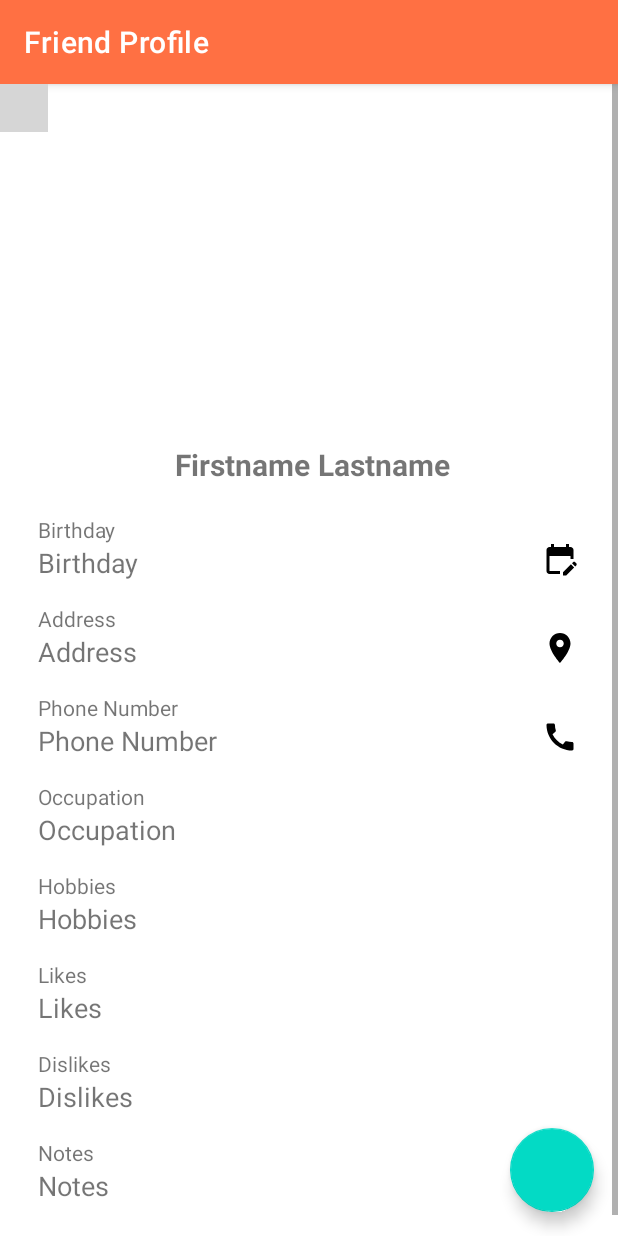
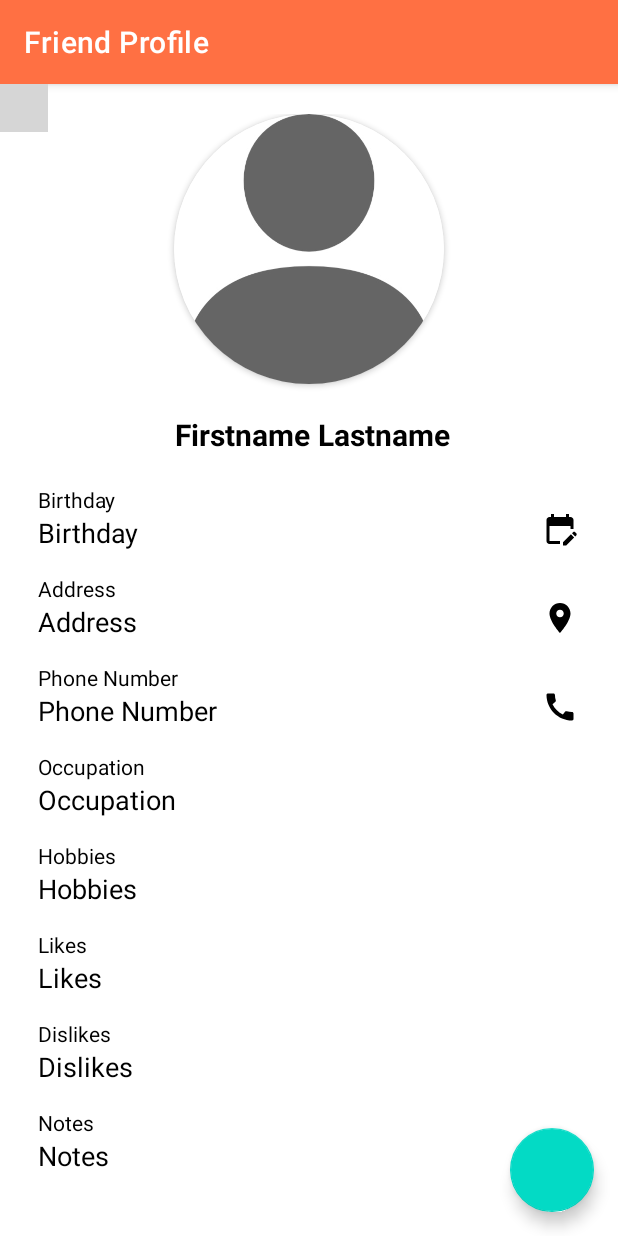
Before and after one commit to alexandrawaas/FriendlyNotes, an Android app: the ShowFriendActivity screen opened directly, with no data from a screen before it, on a phone screen of 412 x 824 dp. Run offline under Robolectric (Android 15) with nearby library versions, the phone set to English and light mode, and no system bars; plain views replace ExpandableFab, ExpandableFabLayout, FabOption; 14 statements that could not run were skipped; grey boxes are pictures that could not be loaded.

Commit message:
Added Profile Pics in Recyclerview

```diff
--- /dev/null
+++ b/app/src/debug/res/mipmap-anydpi-v26/ic_channel.xml
@@ -0,0 +1,5 @@
+<?xml version="1.0" encoding="utf-8"?>
+<adaptive-icon xmlns:android="http://schemas.android.com/apk/res/android">
+    <background android:drawable="@color/ic_channel_background"/>
+    <foreground android:drawable="@mipmap/ic_channel_foreground"/>
+</adaptive-icon>
--- /dev/null
+++ b/app/src/debug/res/values/ic_channel_background.xml
@@ -0,0 +1,4 @@
+<?xml version="1.0" encoding="utf-8"?>
+<resources>
+    <color name="ic_channel_background">#D4D2D2</color>
+</resources>
--- a/app/src/main/java/com/example/friendlynotes/ExtensionFunctions.kt
+++ b/app/src/main/java/com/example/friendlynotes/ExtensionFunctions.kt
@@ -8,7 +8,6 @@ import android.util.Base64
 import android.view.View
 import com.google.android.material.textview.MaterialTextView
 import java.io.ByteArrayOutputStream
-import java.util.*
 
 fun Any?.nullToString():String = this?.toString() ?: ""
 
@@ -32,7 +31,7 @@ fun MaterialTextView.hideIfNull(text: String?, activity: Activity, vararg views:
 fun Bitmap.encodeBase64():String?
 {
     val byteArrayOutputStream: ByteArrayOutputStream = ByteArrayOutputStream()
-    if(this.byteCount > 1000) this.compress(Bitmap.CompressFormat.JPEG, 10, byteArrayOutputStream)
+    if(this.byteCount > 1000) this.compress(Bitmap.CompressFormat.JPEG, 20, byteArrayOutputStream)
         else
     {
             this.compress(Bitmap.CompressFormat.JPEG, 50, byteArrayOutputStream)
--- a/app/src/main/java/com/example/friendlynotes/MainAdapter.kt
+++ b/app/src/main/java/com/example/friendlynotes/MainAdapter.kt
@@ -2,8 +2,6 @@ package com.example.friendlynotes
 
 import android.view.LayoutInflater
 import android.view.ViewGroup
-import android.widget.Filter
-import android.widget.Filterable
 import androidx.recyclerview.widget.RecyclerView
 
 class MainAdapter(val repository:Repository): RecyclerView.Adapter<ViewHolder>() {
@@ -24,6 +22,8 @@ class MainAdapter(val repository:Repository): RecyclerView.Adapter<ViewHolder>()
     override fun onBindViewHolder(holder: ViewHolder, position: Int) {
         holder.firstname.text = listFiltered.get(position).firstname
         holder.lastname.text = listFiltered.get(position).lastname
+        val img = listFiltered.get(position).photo?.decodeBase64Image()
+        if (img != null) holder.profilePicture.setImageBitmap(img)
     }
 
     override fun getItemCount() = listFiltered.size
--- a/app/src/main/java/com/example/friendlynotes/ShowFriendActivity.kt
+++ b/app/src/main/java/com/example/friendlynotes/ShowFriendActivity.kt
@@ -9,12 +9,10 @@ import android.os.Bundle
 import android.provider.CalendarContract
 import android.view.View
 import androidx.appcompat.app.AppCompatActivity
-import androidx.core.graphics.drawable.RoundedBitmapDrawableFactory
 import com.example.friendlynotes.databinding.ActivityShowFriendBinding
 import com.google.android.material.dialog.MaterialAlertDialogBuilder
 import com.google.gson.Gson
 import java.util.*
-import kotlin.math.abs
 
 class ShowFriendActivity : AppCompatActivity() {
 
@@ -46,15 +44,8 @@ class ShowFriendActivity : AppCompatActivity() {
         val friend: Friend = gson.fromJson(friendString, Friend::class.java)
 
         val bitmap: Bitmap? = friend.photo?.decodeBase64Image()
-        if (bitmap != null)
-        {
-            val crop = abs((bitmap.width - bitmap.height) / 2)
-            println(crop)
-            //val cropImg: Bitmap = Bitmap.createBitmap(bitmap, crop, 0, 500, 500)
-            val img = RoundedBitmapDrawableFactory.create(resources, bitmap)
-            img.isCircular=true
-            binding.imageViewPhotoProfile.setImageDrawable(img)
-        }
+        if (bitmap != null) binding.imageViewPhotoProfile.setImageBitmap(bitmap)
+
         binding.textFirstname.text = friend.firstname
         binding.textLastname.text = friend.lastname
         binding.labelBirthday.hideIfNull(friend.birthday?.toString(), this, findViewById(R.id.linearLayoutBirthday))
--- a/app/src/main/java/com/example/friendlynotes/ViewHolder.kt
+++ b/app/src/main/java/com/example/friendlynotes/ViewHolder.kt
@@ -1,6 +1,7 @@
 package com.example.friendlynotes
 
 import android.view.View
+import android.widget.ImageView
 import android.widget.TextView
 import androidx.recyclerview.widget.RecyclerView
 
@@ -8,6 +9,7 @@ class ViewHolder(view: View, listener: OnItemClickListener): RecyclerView.ViewHo
 {
     val firstname: TextView
     val lastname: TextView
+    val profilePicture: ImageView
 
     init {
         view.setOnClickListener {
@@ -15,6 +17,7 @@ class ViewHolder(view: View, listener: OnItemClickListener): RecyclerView.ViewHo
         }
         firstname = view.findViewById(R.id.firstname)
         lastname = view.findViewById(R.id.lastname)
+        profilePicture = view.findViewById(R.id.image_view_photo_profile)
     }
 
 }
--- a/app/src/main/res/layout/activity_main.xml
+++ b/app/src/main/res/layout/activity_main.xml
@@ -34,6 +34,7 @@
         android:id="@+id/recycler_view"
         android:layout_width="match_parent"
         android:layout_height="0dp"
+        android:paddingTop="10dp"
         android:scrollbars="vertical"
         app:layout_behavior="@string/appbar_scrolling_view_behavior"
         app:layout_constraintBottom_toBottomOf="@+id/coordinatorLayout"
--- a/app/src/main/res/layout/activity_show_friend.xml
+++ b/app/src/main/res/layout/activity_show_friend.xml
@@ -47,13 +47,25 @@
                 android:orientation="vertical"
                 android:padding="20dp">
 
-                <com.google.android.material.imageview.ShapeableImageView
-                    android:id="@+id/image_view_photo_profile"
-                    android:layout_width="200dp"
-                    android:layout_height="200dp"
+                <androidx.cardview.widget.CardView
+                    android:id="@+id/cardViewForImage"
+                    android:layout_width="180dp"
+                    android:layout_height="180dp"
+                    app:cardCornerRadius="180dp"
+                    android:innerRadius="0dp"
+                    android:layout_marginBottom="20dp"
                     android:layout_gravity="center_horizontal"
-                    android:layout_marginBottom="20dp"
-                    />
+                    android:shape="ring">
+
+                    <com.google.android.material.imageview.ShapeableImageView
+                        android:id="@+id/image_view_photo_profile"
+                        android:layout_width="180dp"
+                        android:layout_height="180dp"
+                        android:layout_gravity="center_horizontal"
+                        android:src="@drawable/user"
+                        />
+
+                </androidx.cardview.widget.CardView>
 
                 <LinearLayout
                     android:layout_width="match_parent"
@@ -70,6 +82,7 @@
                         android:layout_marginHorizontal="5dp"
                         android:layout_marginBottom="20dp"
                         android:text="@string/firstname"
+                        android:textColor="@android:color/primary_text_light"
                         android:textSize="20sp"
                         android:textStyle="bold" />
 
@@ -80,6 +93,7 @@
                         android:layout_marginHorizontal="0dp"
                         android:layout_marginBottom="20dp"
                         android:text="@string/lastname"
+                        android:textColor="@android:color/primary_text_light"
                         android:textSize="20sp"
                         android:textStyle="bold" />
 
@@ -102,6 +116,7 @@
                             android:layout_width="wrap_content"
                             android:layout_height="wrap_content"
                             android:layout_marginHorizontal="5dp"
+                            android:textColor="@android:color/primary_text_light"
                             android:labelFor="@id/text_birthday"
                             android:text="@string/birthday" />
 
@@ -111,6 +126,7 @@
                             android:layout_height="wrap_content"
                             android:layout_marginHorizontal="5dp"
                             android:layout_marginBottom="15dp"
+                            android:textColor="@android:color/primary_text_light"
                             android:text="@string/birthday"
                             android:textSize="18sp" />
                     </LinearLayout>
@@ -148,6 +164,7 @@
                             android:layout_height="wrap_content"
                             android:layout_marginHorizontal="5dp"
                             android:labelFor="@id/text_address"
+                            android:textColor="@android:color/primary_text_light"
                             android:text="@string/address" />
 
                         <com.google.android.material.textview.MaterialTextView
@@ -156,6 +173,7 @@
                             android:layout_height="wrap_content"
                             android:layout_marginHorizontal="5dp"
                             android:layout_marginBottom="15dp"
+                            android:textColor="@android:color/primary_text_light"
                             android:text="@string/address"
                             android:textSize="18sp" />
                     </LinearLayout>
@@ -193,6 +211,7 @@
                             android:layout_height="wrap_content"
                             android:layout_marginHorizontal="5dp"
                             android:labelFor="@id/text_phone_number"
+                            android:textColor="@android:color/primary_text_light"
                             android:text="@string/phone_number" />
 
                         <com.google.android.material.textview.MaterialTextView
@@ -201,6 +220,7 @@
                             android:layout_height="wrap_content"
                             android:layout_marginHorizontal="5dp"
                             android:layout_marginBottom="15dp"
+                            android:textColor="@android:color/primary_text_light"
                             android:text="@string/phone_number"
                             android:textSize="18sp" />
                     </LinearLayout>
@@ -227,6 +247,7 @@
                     android:layout_height="wrap_content"
                     android:layout_marginHorizontal="5dp"
                     android:labelFor="@id/textOccupation"
+                    android:textColor="@android:color/primary_text_light"
                     android:text="@string/occupation" />
 
                 <com.google.android.material.textview.MaterialTextView
@@ -236,6 +257,7 @@
                     android:layout_marginHorizontal="5dp"
                     android:layout_marginBottom="15dp"
                     android:text="@string/occupation"
+                    android:textColor="@android:color/primary_text_light"
                     android:textSize="18sp" />
 
                 <com.google.android.material.textview.MaterialTextView
@@ -244,6 +266,7 @@
                     android:layout_height="wrap_content"
                     android:layout_marginHorizontal="5dp"
                     android:labelFor="@id/text_hobbies"
+                    android:textColor="@android:color/primary_text_light"
                     android:text="@string/hobbies" />
 
                 <com.google.android.material.textview.MaterialTextView
@@ -252,6 +275,7 @@
                     android:layout_height="wrap_content"
                     android:layout_marginHorizontal="5dp"
                     android:layout_marginBottom="15dp"
+                    android:textColor="@android:color/primary_text_light"
                     android:text="@string/hobbies"
                     android:textSize="18sp" />
 
@@ -261,6 +285,7 @@
                     android:layout_height="wrap_content"
                     android:layout_marginHorizontal="5dp"
                     android:labelFor="@id/textLikes"
+                    android:textColor="@android:color/primary_text_light"
                     android:text="@string/likes" />
 
                 <com.google.android.material.textview.MaterialTextView
@@ -270,6 +295,7 @@
                     android:layout_marginHorizontal="5dp"
                     android:layout_marginBottom="15dp"
                     android:text="@string/likes"
+                    android:textColor="@android:color/primary_text_light"
                     android:textSize="18sp" />
 
                 <com.google.android.material.textview.MaterialTextView
@@ -278,6 +304,7 @@
                     android:layout_height="wrap_content"
                     android:layout_marginHorizontal="5dp"
                     android:labelFor="@id/textDislikes"
+                    android:textColor="@android:color/primary_text_light"
                     android:text="@string/dislikes" />
 
                 <com.google.android.material.textview.MaterialTextView
@@ -286,6 +313,7 @@
                     android:layout_height="wrap_content"
                     android:layout_marginHorizontal="5dp"
                     android:layout_marginBottom="15dp"
+                    android:textColor="@android:color/primary_text_light"
                     android:text="@string/dislikes"
                     android:textSize="18sp" />
 
@@ -295,7 +323,9 @@
                     android:layout_height="wrap_content"
                     android:layout_marginHorizontal="5dp"
                     android:labelFor="@id/textNotes"
-                    android:text="@string/notes" />
+                    android:textColor="@android:color/primary_text_light"
+                    android:text="@string/notes"
+                    />
 
                 <com.google.android.material.textview.MaterialTextView
                     android:id="@+id/textNotes"
@@ -303,6 +333,7 @@
                     android:layout_height="wrap_content"
                     android:layout_marginHorizontal="5dp"
                     android:layout_marginBottom="15dp"
+                    android:textColor="@android:color/primary_text_light"
                     android:text="@string/notes"
                     android:textSize="18sp" />
 
```
Also changed, not shown: app/src/main/res/layout/friend_card.xml (+30 -5 lines), app/src/debug/res/mipmap-xhdpi/ic_channel.png (added), app/src/debug/res/mipmap-xhdpi/ic_channel_foreground.png (added), app/src/main/res/avatar-v24/user Kopie.png (added), app/src/main/res/drawable-v24/user.jpg (added).
